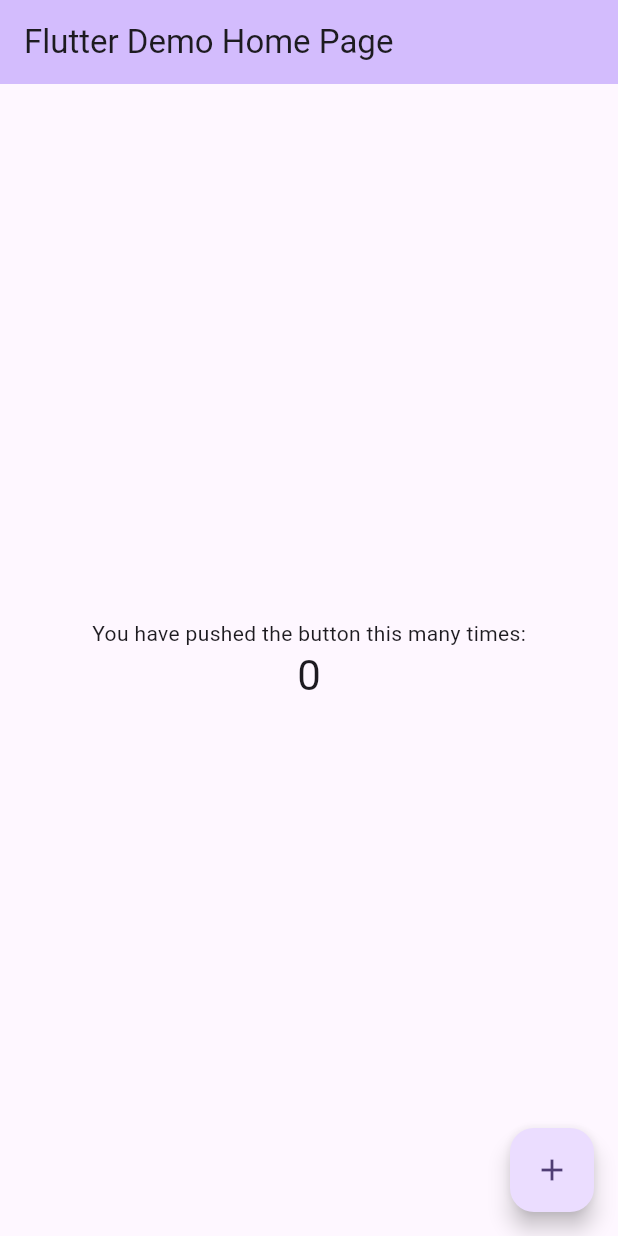
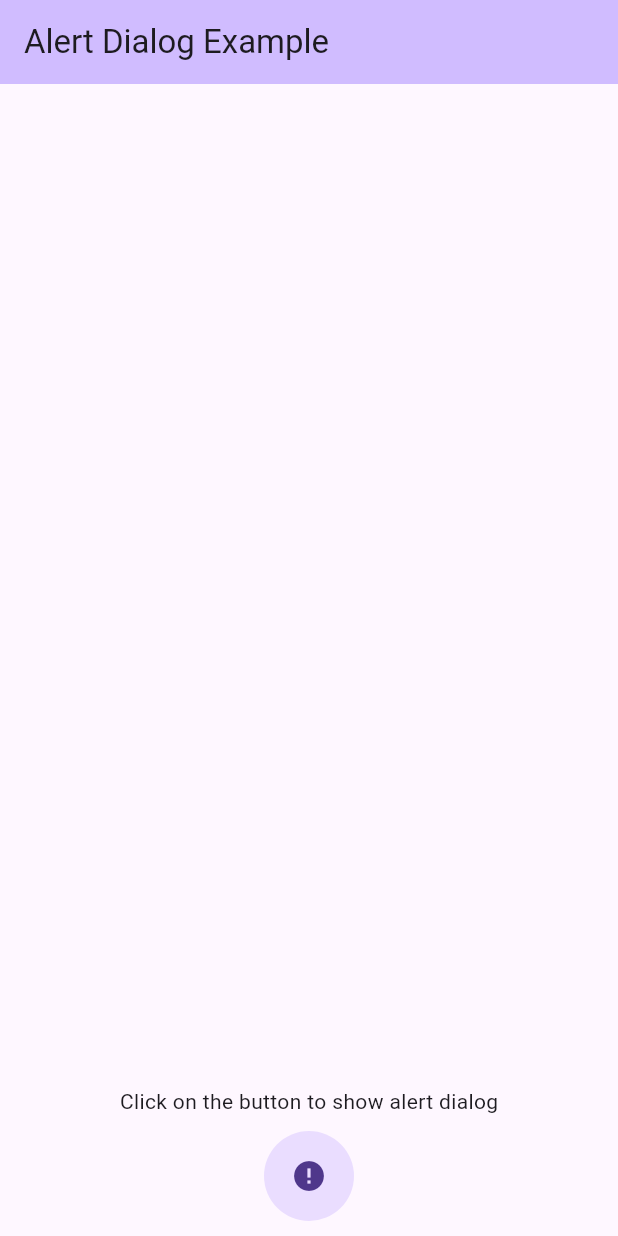
Before and after one commit to SayedKhaledMarey/package_example, a Flutter app: the screen it shows after launch, on a phone screen of 412 x 824 dp. Run offline on Flutter 3.47's test engine with Material 3 defaults, Android fonts, the phone set to English and light mode, and no system bars.

Commit message:
finish 10

```diff
--- a/example/lib/main.dart
+++ b/example/lib/main.dart
@@ -13,122 +13,49 @@ class MyApp extends StatelessWidget {
   // This widget is the root of your application.
   @override
   Widget build(BuildContext context) {
-    return MaterialApp(
-      title: 'Flutter Demo',
-      theme: ThemeData(
-        // This is the theme of your application.
-        //
-        // TRY THIS: Try running your application with "flutter run". You'll see
-        // the application has a purple toolbar. Then, without quitting the app,
-        // try changing the seedColor in the colorScheme below to Colors.green
-        // and then invoke "hot reload" (save your changes or press the "hot
-        // reload" button in a Flutter-supported IDE, or press "r" if you used
-        // the command line to start the app).
-        //
-        // Notice that the counter didn't reset back to zero; the application
-        // state is not lost during the reload. To reset the state, use hot
-        // restart instead.
-        //
-        // This works for code too, not just values: Most code changes can be
-        // tested with just a hot reload.
-        colorScheme: ColorScheme.fromSeed(seedColor: Colors.deepPurple),
-        useMaterial3: true,
-      ),
-      home: const MyHomePage(title: 'Flutter Demo Home Page'),
+    return const MaterialApp(
+      debugShowCheckedModeBanner: false,
+      home: MyHomePage(),
     );
   }
 }
 
 class MyHomePage extends StatefulWidget {
-  const MyHomePage({super.key, required this.title});
+  const MyHomePage({super.key,});
 
-  // This widget is the home page of your application. It is stateful, meaning
-  // that it has a State object (defined below) that contains fields that affect
-  // how it looks.
-
-  // This class is the configuration for the state. It holds the values (in this
-  // case the title) provided by the parent (in this case the App widget) and
-  // used by the build method of the State. Fields in a Widget subclass are
-  // always marked "final".
-
-  final String title;
 
   @override
   State<MyHomePage> createState() => _MyHomePageState();
 }
 
 class _MyHomePageState extends State<MyHomePage> {
-  int _counter = 0;
-
-  void _incrementCounter() {
-    setState(() {
-      // This call to setState tells the Flutter framework that something has
-      // changed in this State, which causes it to rerun the build method below
-      // so that the display can reflect the updated values. If we changed
-      // _counter without calling setState(), then the build method would not be
-      // called again, and so nothing would appear to happen.
-      _counter++;
-    });
-  }
-
   @override
   Widget build(BuildContext context) {
-    // This method is rerun every time setState is called, for instance as done
-    // by the _incrementCounter method above.
-    //
-    // The Flutter framework has been optimized to make rerunning build methods
-    // fast, so that you can just rebuild anything that needs updating rather
-    // than having to individually change instances of widgets.
     return Scaffold(
       appBar: AppBar(
-        // TRY THIS: Try changing the color here to a specific color (to
-        // Colors.amber, perhaps?) and trigger a hot reload to see the AppBar
-        // change color while the other colors stay the same.
         backgroundColor: Theme.of(context).colorScheme.inversePrimary,
-        // Here we take the value from the MyHomePage object that was created by
-        // the App.build method, and use it to set our appbar title.
-        title: Text(widget.title),
+        title: const Text('Alert Dialog Example'),
       ),
       body: Center(
-        // Center is a layout widget. It takes a single child and positions it
-        // in the middle of the parent.
-        child: Column(
-          // Column is also a layout widget. It takes a list of children and
-          // arranges them vertically. By default, it sizes itself to fit its
-          // children horizontally, and tries to be as tall as its parent.
-          //
-          // Column has various properties to control how it sizes itself and
-          // how it positions its children. Here we use mainAxisAlignment to
-          // center the children vertically; the main axis here is the vertical
-          // axis because Columns are vertical (the cross axis would be
-          // horizontal).
-          //
-          // TRY THIS: Invoke "debug painting" (choose the "Toggle Debug Paint"
-          // action in the IDE, or press "p" in the console), to see the
-          // wireframe for each widget.
-          mainAxisAlignment: MainAxisAlignment.center,
-          children: <Widget>[
-            const Text(
-              'You have pushed the button this many times:',
-            ),
-            Text(
-              '$_counter',
-              style: Theme.of(context).textTheme.headlineMedium,
-            ),
-          ],
+        child: Padding(
+          padding: const EdgeInsets.all(10.0),
+          child: Column(
+            mainAxisAlignment: MainAxisAlignment.end,
+            children: [
+              const Text('Click on the button to show alert dialog'),
+              const SizedBox(height: 10),
+              CircleAvatar(
+                radius: 30,
+                child: IconButton(onPressed: ()async{
+                  await CustomAlertBoxS.showCustomAlertBox(
+                      context: context,
+                      willDisplayWidget: const Text('My custom alert box'));
+                }, icon: const Icon(Icons.error)),
+              ),
+            ],
+          ),
         ),
       ),
-      floatingActionButton: FloatingActionButton(
-        onPressed: () async {
-          await CustomAlertBoxS.showCustomAlertBox(
-              context: context,
-              willDisplayWidget: Container(
-                child: const Text('My custom alert box'),
-              ));
-        },
-        tooltip: 'Increment',
-        child: const Icon(Icons.add),
-      ), // This trailing comma makes auto-formatting nicer for build methods.
     );
   }
 }
--- a/pubspec.yaml
+++ b/pubspec.yaml
@@ -1,6 +1,6 @@
 name: alert_dialog_example_s
 description: "Alert Dialog is a simple package to show alert dialog in flutter"
-version: 0.0.1
+version: 0.0.2
 homepage: https://github.com/SayedKhaledMarey/package_example.git
 
 environment:
```
Also changed, not shown: 1 other file.
